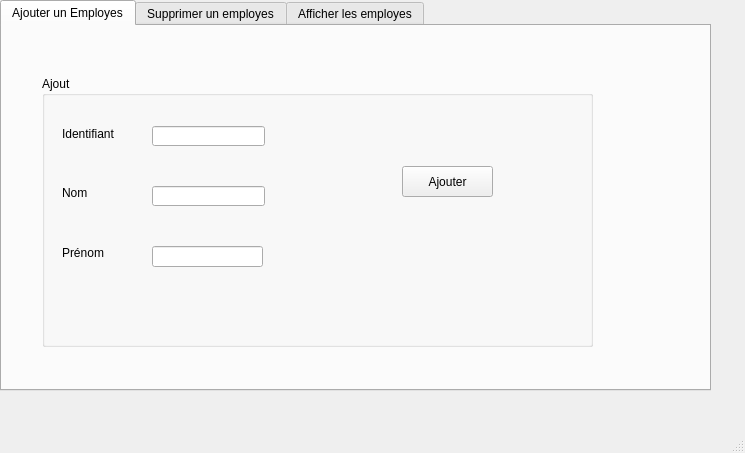
This is mainwindow.ui in aziz-turki/Projet_CPP_2A25_Smart_A-roport as Qt 5 draws it before an edit. The edited form follows.
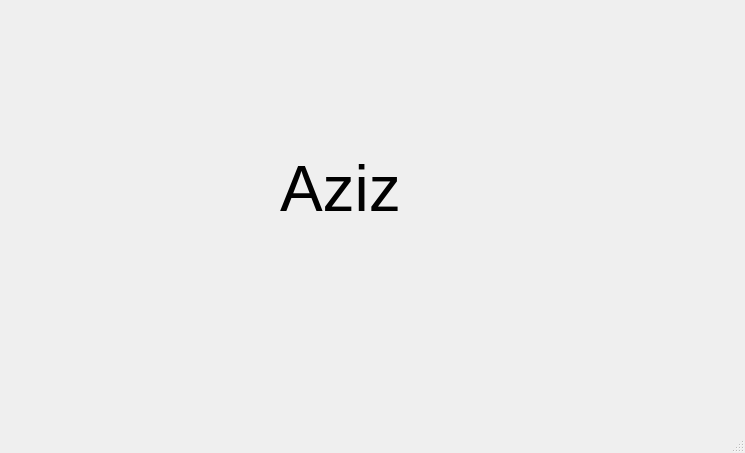
This is the edited form.

```diff
--- a/mainwindow.ui
+++ b/mainwindow.ui
@@ -14,128 +14,18 @@
    <string>MainWindow</string>
   </property>
   <widget class="QWidget" name="centralwidget">
-   <widget class="QTabWidget" name="tabWidget">
+   <widget class="QLabel" name="label">
     <property name="geometry">
      <rect>
-      <x>0</x>
-      <y>0</y>
-      <width>711</width>
-      <height>391</height>
+      <x>280</x>
+      <y>130</y>
+      <width>221</width>
+      <height>121</height>
      </rect>
     </property>
-    <property name="currentIndex">
-     <number>0</number>
+    <property name="text">
+     <string>&lt;html&gt;&lt;head/&gt;&lt;body&gt;&lt;p&gt;&lt;span style=&quot; font-size:48pt;&quot;&gt;Aziz&lt;/span&gt;&lt;/p&gt;&lt;/body&gt;&lt;/html&gt;</string>
     </property>
-    <widget class="QWidget" name="tab">
-     <attribute name="title">
-      <string>Ajouter un Employes</string>
-     </attribute>
-     <widget class="QGroupBox" name="groupBox">
-      <property name="geometry">
-       <rect>
-        <x>40</x>
-        <y>50</y>
-        <width>551</width>
-        <height>271</height>
-       </rect>
-      </property>
-      <property name="title">
-       <string>Ajout</string>
-      </property>
-      <widget class="QLabel" name="label">
-       <property name="geometry">
-        <rect>
-         <x>20</x>
-         <y>50</y>
-         <width>61</width>
-         <height>16</height>
-        </rect>
-       </property>
-       <property name="text">
-        <string>Identifiant</string>
-       </property>
-      </widget>
-      <widget class="QLabel" name="label_2">
-       <property name="geometry">
-        <rect>
-         <x>20</x>
-         <y>110</y>
-         <width>47</width>
-         <height>14</height>
-        </rect>
-       </property>
-       <property name="text">
-        <string>Nom</string>
-       </property>
-      </widget>
-      <widget class="QLabel" name="label_3">
-       <property name="geometry">
-        <rect>
-         <x>20</x>
-         <y>170</y>
-         <width>47</width>
-         <height>14</height>
-        </rect>
-       </property>
-       <property name="text">
-        <string>Prénom</string>
-       </property>
-      </widget>
-      <widget class="QLineEdit" name="le_id">
-       <property name="geometry">
-        <rect>
-         <x>110</x>
-         <y>50</y>
-         <width>113</width>
-         <height>20</height>
-        </rect>
-       </property>
-      </widget>
-      <widget class="QLineEdit" name="le_nom">
-       <property name="geometry">
-        <rect>
-         <x>110</x>
-         <y>110</y>
-         <width>113</width>
-         <height>20</height>
-        </rect>
-       </property>
-      </widget>
-      <widget class="QLineEdit" name="le_prenom">
-       <property name="geometry">
-        <rect>
-         <x>110</x>
-         <y>170</y>
-         <width>111</width>
-         <height>21</height>
-        </rect>
-       </property>
-      </widget>
-      <widget class="QPushButton" name="pb_ajouter">
-       <property name="geometry">
-        <rect>
-         <x>360</x>
-         <y>90</y>
-         <width>91</width>
-         <height>31</height>
-        </rect>
-       </property>
-       <property name="text">
-        <string>Ajouter</string>
-       </property>
-      </widget>
-     </widget>
-    </widget>
-    <widget class="QWidget" name="tab_3">
-     <attribute name="title">
-      <string>Supprimer un employes</string>
-     </attribute>
-    </widget>
-    <widget class="QWidget" name="tab_2">
-     <attribute name="title">
-      <string>Afficher les employes</string>
-     </attribute>
-    </widget>
    </widget>
   </widget>
   <widget class="QMenuBar" name="menubar">
```
